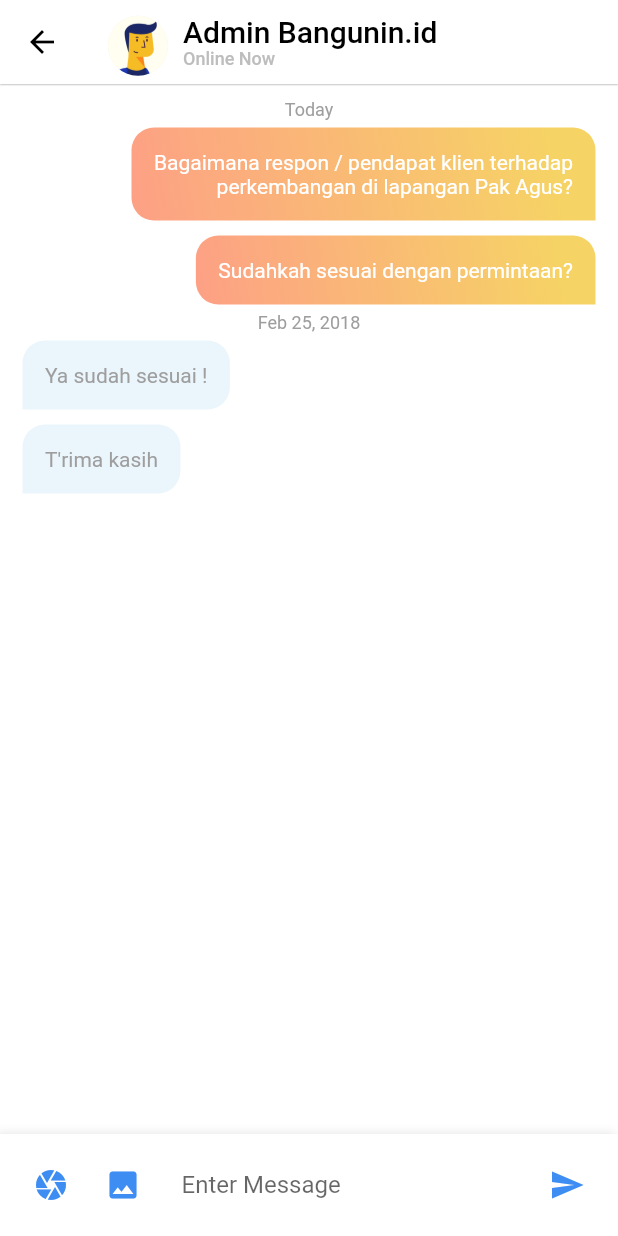
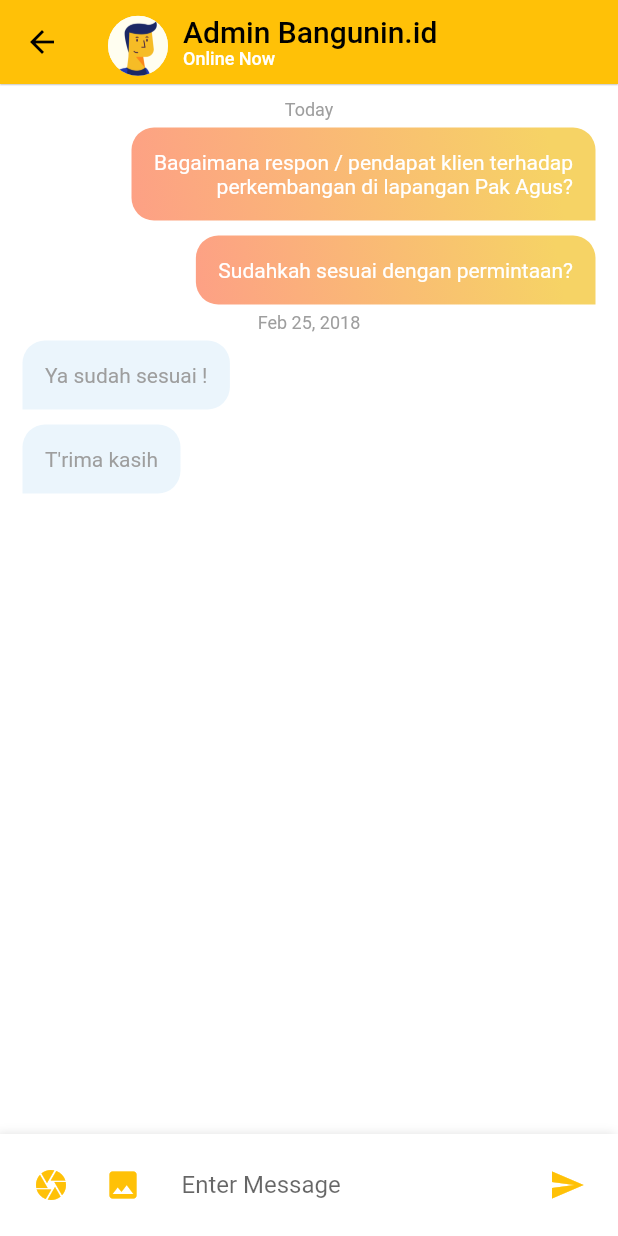
Before and after one commit to qisashasanudin/bangunin_id, a Flutter app: the ChatDetails screen opened directly, on a phone screen of 412 x 824 dp. Run offline on Flutter 3.47's test engine with Material 2 defaults, Android fonts, the phone set to English and light mode, and no system bars; our stand-ins replace cloud_firestore, firebase_auth, firebase_core, firebase_storage, flutter_speed_dial, flutter_spinkit and 5 more; accounts and stored records are empty.

Commit message:
minor theme fixes

```diff
--- a/lib/screens/mainmenu/messages/chat_details.dart
+++ b/lib/screens/mainmenu/messages/chat_details.dart
@@ -12,7 +12,6 @@ class _ChatDetailsState extends State<ChatDetails> {
       appBar: AppBar(
         elevation: 0.4,
         iconTheme: IconThemeData(color: Colors.black),
-        backgroundColor: Colors.white,
         title: Row(
           children: <Widget>[
             Container(
@@ -36,7 +35,7 @@ class _ChatDetailsState extends State<ChatDetails> {
                 Text(
                   'Online Now',
                   style: TextStyle(
-                    color: Colors.grey[400],
+                    color: Colors.white,
                     fontSize: 12,
                   ),
                 )
@@ -115,14 +114,14 @@ class _ChatDetailsState extends State<ChatDetails> {
                     onPressed: () {},
                     icon: Icon(
                       Icons.camera,
-                      color: Color(0xff3E8DF3),
+                      color: Theme.of(context).primaryColor,
                     ),
                   ),
                   IconButton(
                     onPressed: () {},
                     icon: Icon(
                       Icons.image,
-                      color: Color(0xff3E8DF3),
+                      color: Theme.of(context).primaryColor,
                     ),
                   ),
                   Padding(
@@ -141,7 +140,7 @@ class _ChatDetailsState extends State<ChatDetails> {
                     onPressed: () {},
                     icon: Icon(
                       Icons.send,
-                      color: Color(0xff3E8DF3),
+                      color: Theme.of(context).primaryColor,
                     ),
                   ),
                 ],
```
